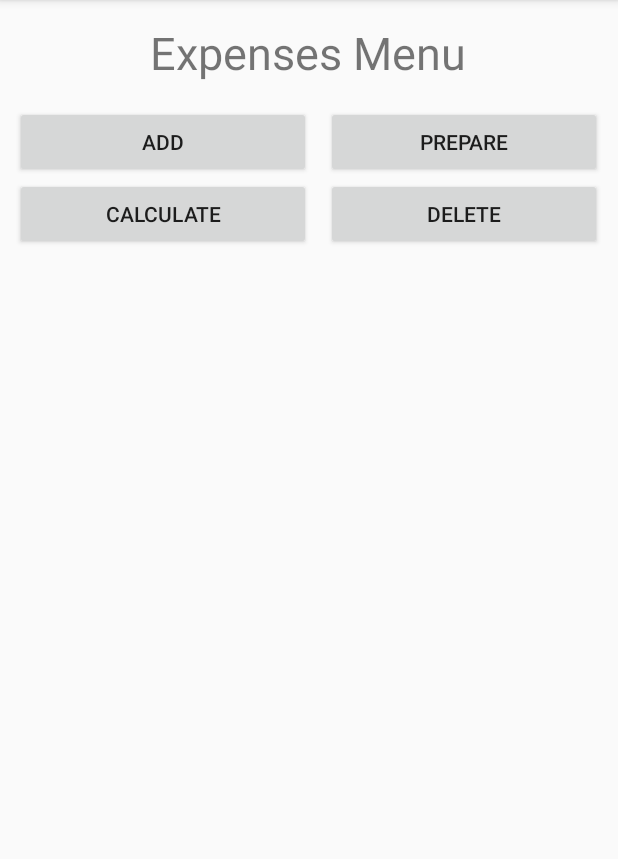
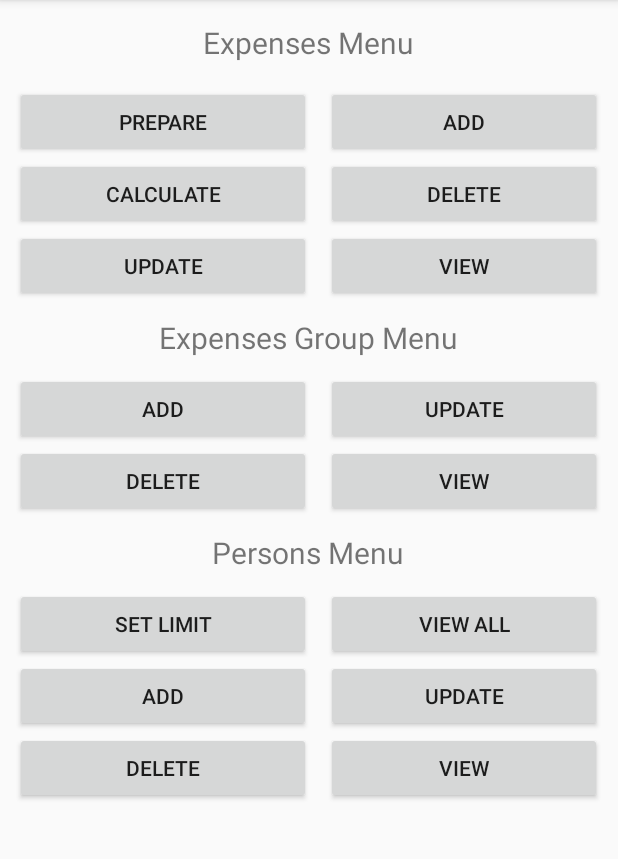
Before and after one commit to bijayy/ExpenseManagement, an Android app: the screen it shows after launch (MainActivity), on a phone screen of 412 x 824 dp, the part 84-943 px from its top. Run offline under Robolectric (Android 15) with nearby library versions, the phone set to English and light mode, and no system bars.

Commit message:
Created Menu for 1. CRUD for Expense 2. CRUD for Expense Group 3. CRUD for Persons.
Only button design.

```diff
--- a/app/src/main/res/layout/activity_main.xml
+++ b/app/src/main/res/layout/activity_main.xml
@@ -1,40 +1,44 @@
 <?xml version="1.0" encoding="utf-8"?>
-<TableLayout xmlns:android="http://schemas.android.com/apk/res/android"
-    xmlns:app="http://schemas.android.com/apk/res-auto"
+<ScrollView xmlns:android="http://schemas.android.com/apk/res/android"
     xmlns:tools="http://schemas.android.com/tools"
     android:layout_width="match_parent"
     android:layout_height="match_parent"
-    android:stretchColumns="0,1"
+    xmlns:app="http://schemas.android.com/apk/res-auto"
     android:layout_marginLeft="10dp"
     android:layout_marginRight="10dp"
     android:layout_marginTop="20dp"
+    android:layout_marginBottom="20dp">
+
+    <TableLayout
+        android:layout_width="match_parent"
+        android:layout_height="0dp"
+        android:stretchColumns="0,1"
         tools:context=".Views.Activities.MainActivity">
 
         <TableRow>
             <TextView
-            android:id="@+id/tvExpenseManagementTitle"
+                android:id="@+id/tvExpenseMenuTitle"
                 android:layout_width="wrap_content"
                 android:layout_height="wrap_content"
                 android:layout_gravity="center"
                 android:layout_marginBottom="10dp"
-            android:textSize="30sp"
                 android:layout_span="2"
-            android:text="Expenses Menu" />
+                android:text="Expenses Menu"
+                android:textSize="20sp" />
         </TableRow>
+
         <TableRow>
+            <Button
+                android:id="@+id/btnPrepareExpensesList"
+                android:text="Prepare" />
 
             <Button
                 android:id="@+id/btnAddExpenses"
+                android:layout_marginLeft="10dp"
                 android:text="Add" />
-
-        <Button
-            android:id="@+id/btnPrepareExpensesList"
-            android:layout_marginLeft="10dp"
-            android:text="Prepare" />
         </TableRow>
 
         <TableRow>
-
             <Button
                 android:id="@+id/btnCalculateExpenses"
                 android:text="Calculate" />
@@ -43,6 +47,98 @@
                 android:id="@+id/btnDeleteExpenses"
                 android:layout_marginLeft="10dp"
                 android:text="Delete" />
+        </TableRow>
 
+        <TableRow>
+            <Button
+                android:id="@+id/btnUpdate"
+                android:text="Update" />
+
+            <Button
+                android:id="@+id/btnViewExpenses"
+                android:layout_marginLeft="10dp"
+                android:text="View" />
+        </TableRow>
+
+        <TableRow>
+            <TextView
+                android:id="@+id/tvGroupMenuTitle"
+                android:layout_width="wrap_content"
+                android:layout_height="wrap_content"
+                android:layout_gravity="center"
+                android:layout_marginBottom="10dp"
+                android:layout_marginTop="10dp"
+                android:layout_span="2"
+                android:text="Expenses Group Menu"
+                android:textSize="20sp" />
+        </TableRow>
+
+        <TableRow>
+            <Button
+                android:id="@+id/btnAddGroup"
+                android:text="Add" />
+
+            <Button
+                android:id="@+id/btnUpdateGroup"
+                android:layout_marginLeft="10dp"
+                android:text="Update" />
+        </TableRow>
+
+        <TableRow>
+            <Button
+                android:id="@+id/btnDeleteGroup"
+                android:text="Delete" />
+
+            <Button
+                android:id="@+id/btnViewGroups"
+                android:layout_marginLeft="10dp"
+                android:text="View" />
+        </TableRow>
+
+        <TableRow>
+            <TextView
+                android:id="@+id/tvPersonMenuTitle"
+                android:layout_width="wrap_content"
+                android:layout_height="wrap_content"
+                android:layout_gravity="center"
+                android:layout_marginBottom="10dp"
+                android:layout_marginTop="10dp"
+                android:layout_span="2"
+                android:text="Persons Menu"
+                android:textSize="20sp" />
+        </TableRow>
+
+        <TableRow>
+            <Button
+                android:id="@+id/btnSetLimit"
+                android:text="Set Limit" />
+
+            <Button
+                android:id="@+id/btnViewAll"
+                android:layout_marginLeft="10dp"
+                android:text="View All" />
+        </TableRow>
+        <TableRow>
+
+            <Button
+                android:id="@+id/btnAddPerson"
+                android:text="Add" />
+
+            <Button
+                android:id="@+id/btnUpdatePerson"
+                android:layout_marginLeft="10dp"
+                android:text="Update" />
+        </TableRow>
+
+        <TableRow>
+            <Button
+                android:id="@+id/btnDeletePerson"
+                android:text="Delete" />
+
+            <Button
+                android:id="@+id/btnViewPerson"
+                android:layout_marginLeft="10dp"
+                android:text="View" />
         </TableRow>
     </TableLayout>
+</ScrollView>
```
Lines whose indentation alone changed are shown as unchanged.
